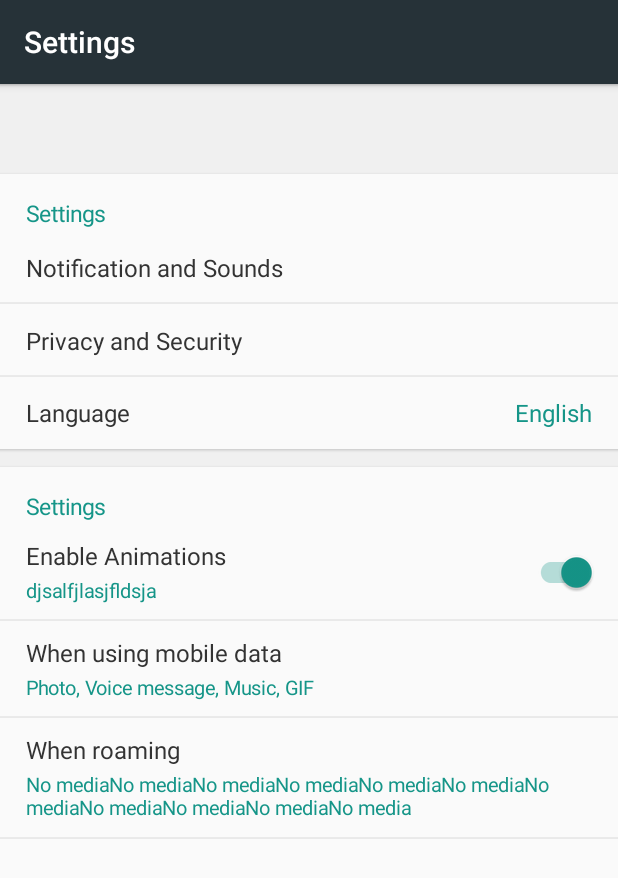
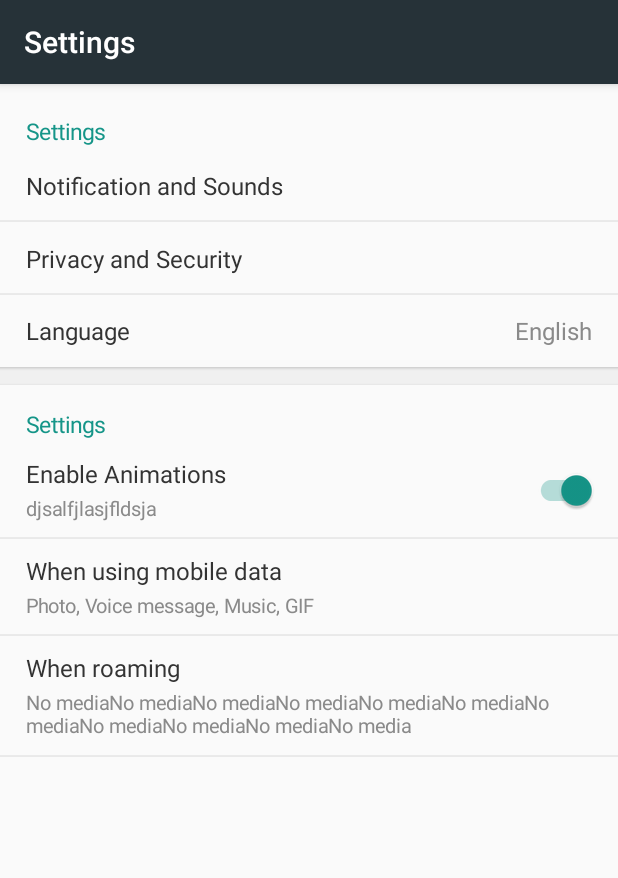
Before and after one commit to qijitech/support-ui, an Android app: the SettingsActivity screen opened directly, with no data from a screen before it, on a phone screen of 412 x 824 dp. Shown: the top 878 px of the screen. Run offline under Robolectric (Android 15) with nearby library versions, the phone set to English and light mode, and no system bars; our stand-ins replace ButterKnife; libraries missing offline, so code that uses them is left out: com.carlosdelachica.easyrecycleradapters; 2 statements that could not run were skipped.

Commit message:
fix value color

```diff
--- a/app/src/main/java/support/ui/demo/SettingsActivity.java
+++ b/app/src/main/java/support/ui/demo/SettingsActivity.java
@@ -43,9 +43,8 @@ public class SettingsActivity extends AppCompatActivity implements EasyViewHolde
 
   private void buildData() {
     final Resources r = SupportApp.appResources();
-    items.add(CellModel.shadowCell(60).build());
+    items.add(CellModel.emptyCell().build());
     items.add(CellModel.headCell("Settings").build());
-
     items.add(CellModel.settingCell("Notification and Sounds")
         .needDivider(true)
         .build());
--- a/library/src/main/java/support/ui/cells/CellUtils.java
+++ b/library/src/main/java/support/ui/cells/CellUtils.java
@@ -22,11 +22,11 @@ public final class CellUtils {
   }
 
   public static int getDetailColor(Context context) {
-    return ThemeCompat.getThemeAttrColor(context, R.attr.cellDetailColor, 0xff159588);
+    return ThemeCompat.getThemeAttrColor(context, R.attr.cellDetailColor, 0xff8a8a8a);
   }
 
   public static int getValueColor(Context context) {
-    return ThemeCompat.getThemeAttrColor(context, R.attr.cellValueColor, 0xff159588);
+    return ThemeCompat.getThemeAttrColor(context, R.attr.cellValueColor, 0xff8a8a8a);
   }
 
   public static int getDividerColor(Context context) {
--- a/library/src/main/java/support/ui/cells/TextCheckCell.java
+++ b/library/src/main/java/support/ui/cells/TextCheckCell.java
@@ -60,6 +60,7 @@ public class TextCheckCell extends FrameLayoutFixed {
     checkBox.setFocusable(false);
     checkBox.setFocusableInTouchMode(false);
     checkBox.setClickable(false);
+    checkBox.setBackgroundResource(0);
     addView(checkBox, LayoutHelper.createFrame(LayoutHelper.WRAP_CONTENT, LayoutHelper.WRAP_CONTENT, (LocaleController.isRTL ? Gravity.LEFT : Gravity.RIGHT) | Gravity.CENTER_VERTICAL, 14, 0, 14, 0));
   }
 
```
